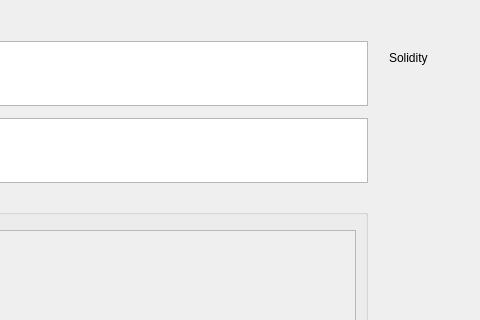
Old version of the form src/qt/forms/createcontract.ui in the repository qtumproject/qtum; both pictures show x 226 to 706 and y 0 to 320 of the 706 by 587 pixel window.
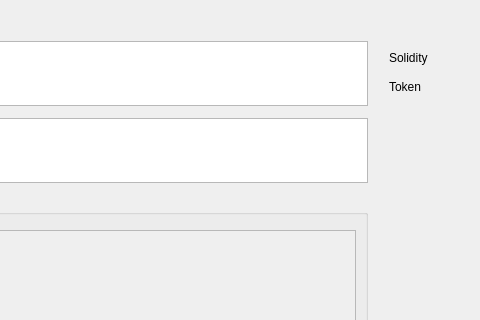
New version of the form. Custom widgets are drawn as their Qt base class.

Commit message: Add link to token template

Patch:
```diff
--- a/src/qt/forms/createcontract.ui
+++ b/src/qt/forms/createcontract.ui
@@ -366,6 +366,13 @@
              </property>
             </widget>
            </item>
+           <item>
+            <widget class="QLabel" name="labelToken">
+             <property name="text">
+              <string>Token</string>
+             </property>
+            </widget>
+           </item>
            <item>
             <spacer name="verticalSpacer_3">
              <property name="orientation">
```
The commit also changes 1 other file.
